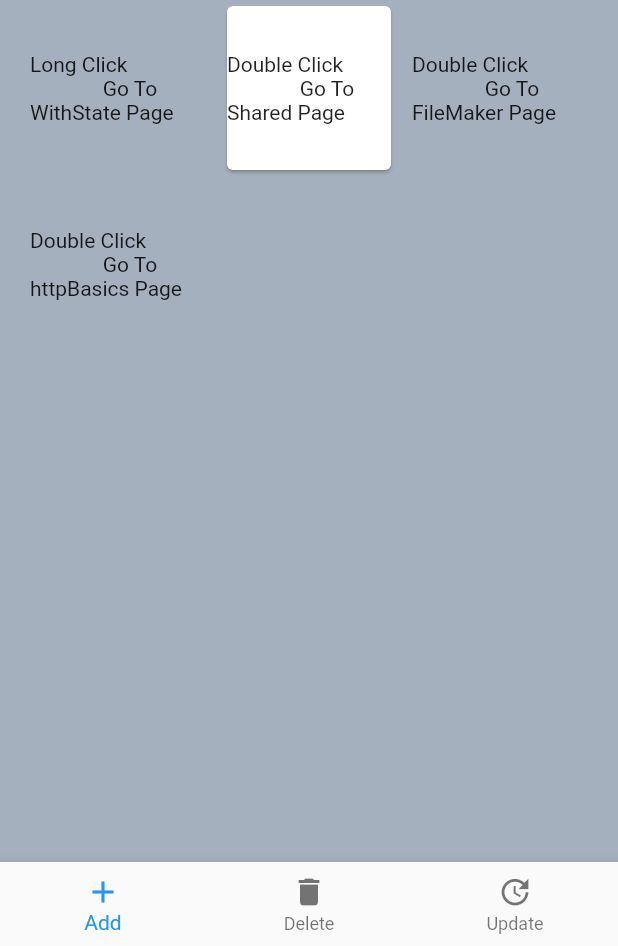
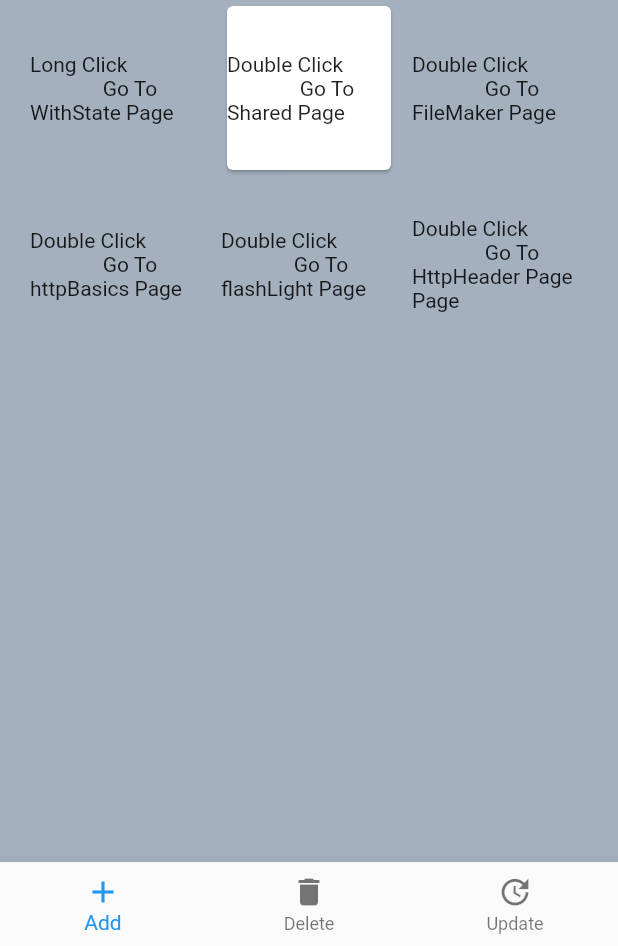
Before and after one commit to mfarkan/basics-of-Flutter, a Flutter app: the screen it shows after launch, on a phone screen of 412 x 824 dp, the part 290-1236 px from its top. Run offline on Flutter 3.47's test engine with Material 2 defaults, Android fonts, the phone set to English and light mode, and no system bars; our stand-ins replace fluttertoast, shared_preferences; missing offline and left inert: lamp; network calls fail.

Commit message:
ownWidget , flashlight example <3

```diff
--- a/FlutterApp/myflutterapp/lib/main.dart
+++ b/FlutterApp/myflutterapp/lib/main.dart
@@ -1,4 +1,5 @@
 import 'package:flutter/material.dart';
+import './screens/flashLight.dart';
 import './screens/fileMaker.dart';
 import './screens/sharedSettings.dart';
 import './screens/toastMessage.dart';
@@ -29,6 +30,7 @@ void main() {
               fileOutput: new FileOutput(),
             ),
         '/HttpBasics': (context) => new HttpBasics(),
+        '/FlashLight': (context) => new FlashLight(),
       },
     ),
   );
--- a/FlutterApp/myflutterapp/lib/screens/scaffold.dart
+++ b/FlutterApp/myflutterapp/lib/screens/scaffold.dart
@@ -1,4 +1,5 @@
 import 'package:flutter/material.dart';
+import '../specialWidgets/homePageCard.dart';
 
 class ScaffoldBasics extends StatelessWidget {
   final _bgColor = const Color(0xFFA4B0BD);
@@ -114,6 +115,15 @@ class ScaffoldBasics extends StatelessWidget {
               Go To httpBasics Page '''),
               ),
             ),
+            new GestureDetector(
+              onDoubleTap: () => Navigator.pushNamed(context, '/FlashLight'),
+              child: new Container(
+                alignment: Alignment.center,
+                child: new Text('''Double Click
+              Go To flashLight Page '''),
+              ),
+            ),
+            HomePageCard('/HttpBasics', 'HttpHeader Page'),
           ],
         ),
       ),
--- /dev/null
+++ b/FlutterApp/myflutterapp/lib/specialWidgets/homePageCard.dart
@@ -0,0 +1,19 @@
+import 'package:flutter/material.dart';
+
+class HomePageCard extends StatelessWidget {
+  final String route;
+  final String header;
+  HomePageCard(this.route, this.header);
+
+  @override
+  Widget build(BuildContext context) {
+    return new GestureDetector(
+      onDoubleTap: () => Navigator.pushNamed(context, route),
+      child: new Container(
+        alignment: Alignment.center,
+        child: new Text('''Double Click
+              Go To $header Page '''),
+      ),
+    );
+  }
+}
--- a/FlutterApp/myflutterapp/pubspec.yaml
+++ b/FlutterApp/myflutterapp/pubspec.yaml
@@ -27,6 +27,7 @@ dependencies:
   shared_preferences: ^0.5.2
   path_provider: ^0.5.0+1
   http: ^0.12.0+2
+  lamp: ^0.0.6
 dev_dependencies:
   flutter_test:
     sdk: flutter
```
Also changed, not shown: FlutterApp/myflutterapp/lib/screens/flashLight.dart (added, +75 -0 lines), FlutterApp/myflutterapp/pubspec.lock, 1 other file.
